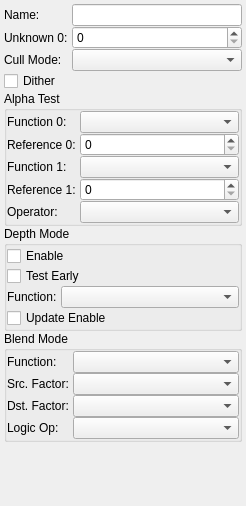
Old version of the form widgets/MaterialForm.ui in the repository blank63/j3dview.
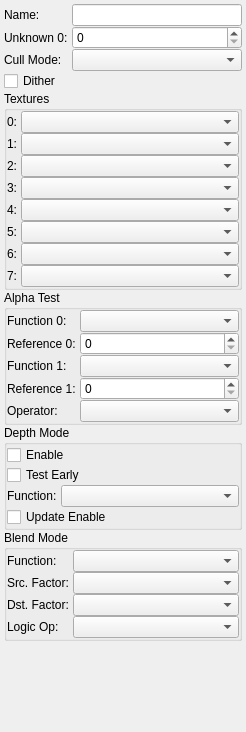
New version of the form. Custom widgets are drawn as their Qt base class.

Commit message:
Add textures to material form
Texture dropdowns added to the material form. Making sure that the
texture names are correctly updated required a significant update of how
view events are handled.

Diff of the .ui file:
```diff
--- a/widgets/MaterialForm.ui
+++ b/widgets/MaterialForm.ui
@@ -7,7 +7,7 @@
     <x>0</x>
     <y>0</y>
     <width>246</width>
-    <height>506</height>
+    <height>732</height>
    </rect>
   </property>
   <property name="windowTitle">
@@ -69,95 +69,7 @@
    <item row="2" column="1">
     <widget class="ComboBox" name="cull_mode"/>
    </item>
-   <item row="4" column="0" colspan="2">
-    <widget class="QGroupBox" name="group_alpha_test">
-     <property name="title">
-      <string>Alpha Test</string>
-     </property>
-     <property name="flat">
-      <bool>false</bool>
-     </property>
-     <layout class="QFormLayout" name="layout_alpha_test">
-      <property name="horizontalSpacing">
-       <number>4</number>
-      </property>
-      <property name="verticalSpacing">
-       <number>0</number>
-      </property>
-      <property name="leftMargin">
-       <number>0</number>
-      </property>
-      <property name="topMargin">
-       <number>0</number>
-      </property>
-      <property name="rightMargin">
-       <number>0</number>
-      </property>
-      <property name="bottomMargin">
-       <number>0</number>
-      </property>
-      <item row="0" column="0">
-       <widget class="QLabel" name="label_alpha_test_function0">
-        <property name="text">
-         <string>Function 0:</string>
-        </property>
-       </widget>
-      </item>
-      <item row="0" column="1">
-       <widget class="ComboBox" name="alpha_test_function0"/>
-      </item>
-      <item row="1" column="0">
-       <widget class="QLabel" name="label_alpha_test_reference0">
-        <property name="text">
-         <string>Reference 0:</string>
-        </property>
-       </widget>
-      </item>
-      <item row="1" column="1">
-       <widget class="QSpinBox" name="alpha_test_reference0">
-        <property name="maximum">
-         <number>255</number>
-        </property>
-       </widget>
-      </item>
-      <item row="2" column="0">
-       <widget class="QLabel" name="label_alpha_test_function1">
-        <property name="text">
-         <string>Function 1:</string>
-        </property>
-       </widget>
-      </item>
-      <item row="2" column="1">
-       <widget class="ComboBox" name="alpha_test_function1"/>
-      </item>
-      <item row="3" column="0">
-       <widget class="QLabel" name="label_alpha_test_reference1">
-        <property name="text">
-         <string>Reference 1:</string>
-        </property>
-       </widget>
-      </item>
-      <item row="3" column="1">
-       <widget class="QSpinBox" name="alpha_test_reference1">
-        <property name="maximum">
-         <number>255</number>
-        </property>
-       </widget>
-      </item>
-      <item row="4" column="0">
-       <widget class="QLabel" name="label_alpha_test_operator">
-        <property name="text">
-         <string>Operator:</string>
-        </property>
-       </widget>
-      </item>
-      <item row="4" column="1">
-       <widget class="ComboBox" name="alpha_test_operator"/>
-      </item>
-     </layout>
-    </widget>
-   </item>
-   <item row="5" column="0" colspan="2">
+   <item row="6" column="0" colspan="2">
     <widget class="QGroupBox" name="group_depth_mode">
      <property name="title">
       <string>Depth Mode</string>
@@ -218,7 +130,7 @@
      </layout>
     </widget>
    </item>
-   <item row="8" column="0" colspan="2">
+   <item row="9" column="0" colspan="2">
     <widget class="QGroupBox" name="group_blend_mode">
      <property name="title">
       <string>Blend Mode</string>
@@ -295,6 +207,201 @@
      </property>
     </widget>
    </item>
+   <item row="4" column="0" colspan="2">
+    <widget class="QGroupBox" name="group_textures">
+     <property name="title">
+      <string>Textures</string>
+     </property>
+     <layout class="QFormLayout" name="group_textures_layout">
+      <property name="horizontalSpacing">
+       <number>4</number>
+      </property>
+      <property name="verticalSpacing">
+       <number>0</number>
+      </property>
+      <property name="leftMargin">
+       <number>0</number>
+      </property>
+      <property name="topMargin">
+       <number>0</number>
+      </property>
+      <property name="rightMargin">
+       <number>0</number>
+      </property>
+      <property name="bottomMargin">
+       <number>0</number>
+      </property>
+      <item row="0" column="0">
+       <widget class="QLabel" name="label_texture0">
+        <property name="text">
+         <string>0:</string>
+        </property>
+       </widget>
+      </item>
+      <item row="0" column="1">
+       <widget class="ComboBox" name="texture0"/>
+      </item>
+      <item row="1" column="0">
+       <widget class="QLabel" name="label_texture1">
+        <property name="text">
+         <string>1:</string>
+        </property>
+       </widget>
+      </item>
+      <item row="2" column="0">
+       <widget class="QLabel" name="label_texture2">
+        <property name="text">
+         <string>2:</string>
+        </property>
+       </widget>
+      </item>
+      <item row="3" column="0">
+       <widget class="QLabel" name="label_texture3">
+        <property name="text">
+         <string>3:</string>
+        </property>
+       </widget>
+      </item>
+      <item row="4" column="0">
+       <widget class="QLabel" name="label_texture4">
+        <property name="text">
+         <string>4:</string>
+        </property>
+       </widget>
+      </item>
+      <item row="5" column="0">
+       <widget class="QLabel" name="label_texture5">
+        <property name="text">
+         <string>5:</string>
+        </property>
+       </widget>
+      </item>
+      <item row="6" column="0">
+       <widget class="QLabel" name="label_texture6">
+        <property name="text">
+         <string>6:</string>
+        </property>
+       </widget>
+      </item>
+      <item row="7" column="0">
+       <widget class="QLabel" name="label_texture7">
+        <property name="text">
+         <string>7:</string>
+        </property>
+       </widget>
+      </item>
+      <item row="1" column="1">
+       <widget class="ComboBox" name="texture1"/>
+      </item>
+      <item row="2" column="1">
+       <widget class="ComboBox" name="texture2"/>
+      </item>
+      <item row="3" column="1">
+       <widget class="ComboBox" name="texture3"/>
+      </item>
+      <item row="4" column="1">
+       <widget class="ComboBox" name="texture4"/>
+      </item>
+      <item row="5" column="1">
+       <widget class="ComboBox" name="texture5"/>
+      </item>
+      <item row="6" column="1">
+       <widget class="ComboBox" name="texture6"/>
+      </item>
+      <item row="7" column="1">
+       <widget class="ComboBox" name="texture7"/>
+      </item>
+     </layout>
+    </widget>
+   </item>
+   <item row="5" column="0" colspan="2">
+    <widget class="QGroupBox" name="group_alpha_test">
+     <property name="title">
+      <string>Alpha Test</string>
+     </property>
+     <property name="flat">
+      <bool>false</bool>
+     </property>
+     <layout class="QFormLayout" name="layout_alpha_test">
+      <property name="horizontalSpacing">
+       <number>4</number>
+      </property>
+      <property name="verticalSpacing">
+       <number>0</number>
+      </property>
+      <property name="leftMargin">
+       <number>0</number>
+      </property>
+      <property name="topMargin">
+       <number>0</number>
+      </property>
+      <property name="rightMargin">
+       <number>0</number>
+      </property>
+      <property name="bottomMargin">
+       <number>0</number>
+      </property>
+      <item row="0" column="0">
+       <widget class="QLabel" name="label_alpha_test_function0">
+        <property name="text">
+         <string>Function 0:</string>
+        </property>
+       </widget>
+      </item>
+      <item row="0" column="1">
+       <widget class="ComboBox" name="alpha_test_function0"/>
+      </item>
+      <item row="1" column="0">
+       <widget class="QLabel" name="label_alpha_test_reference0">
+        <property name="text">
+         <string>Reference 0:</string>
+        </property>
+       </widget>
+      </item>
+      <item row="1" column="1">
+       <widget class="QSpinBox" name="alpha_test_reference0">
+        <property name="maximum">
+         <number>255</number>
+        </property>
+       </widget>
+      </item>
+      <item row="2" column="0">
+       <widget class="QLabel" name="label_alpha_test_function1">
+        <property name="text">
+         <string>Function 1:</string>
+        </property>
+       </widget>
+      </item>
+      <item row="2" column="1">
+       <widget class="ComboBox" name="alpha_test_function1"/>
+      </item>
+      <item row="3" column="0">
+       <widget class="QLabel" name="label_alpha_test_reference1">
+        <property name="text">
+         <string>Reference 1:</string>
+        </property>
+       </widget>
+      </item>
+      <item row="3" column="1">
+       <widget class="QSpinBox" name="alpha_test_reference1">
+        <property name="maximum">
+         <number>255</number>
+        </property>
+       </widget>
+      </item>
+      <item row="4" column="0">
+       <widget class="QLabel" name="label_alpha_test_operator">
+        <property name="text">
+         <string>Operator:</string>
+        </property>
+       </widget>
+      </item>
+      <item row="4" column="1">
+       <widget class="ComboBox" name="alpha_test_operator"/>
+      </item>
+     </layout>
+    </widget>
+   </item>
   </layout>
  </widget>
  <customwidgets>
```
The commit also changes 7 other files.
